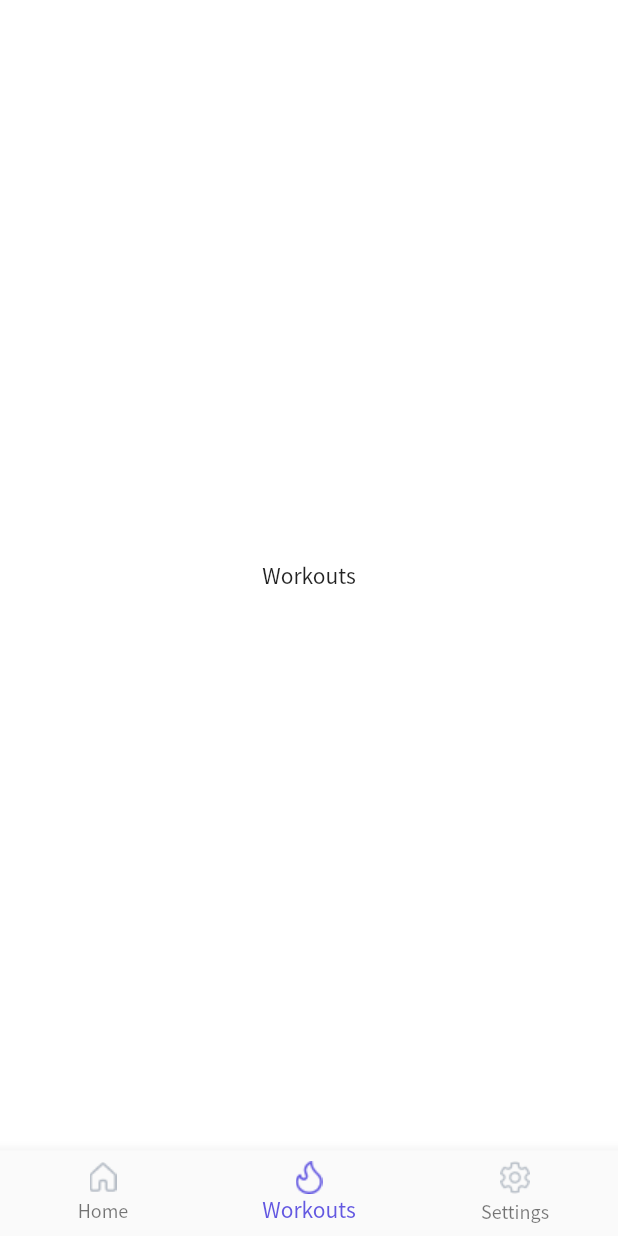
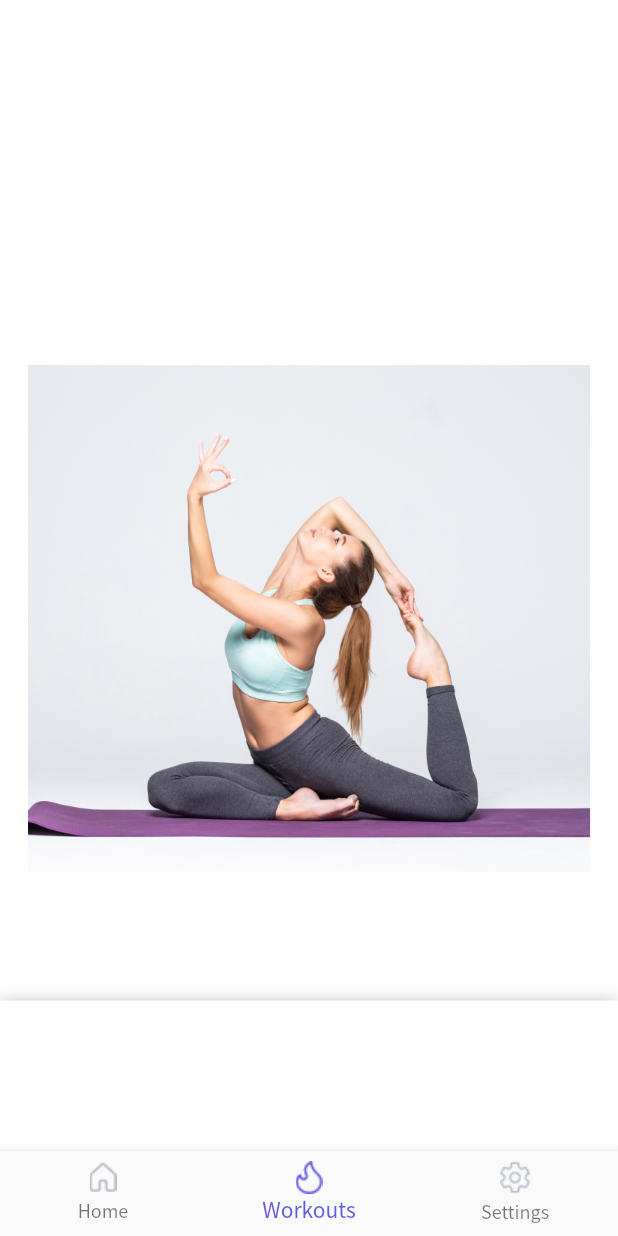
Before and after one commit to perpetio/fitness, a Flutter app: the TabBarPage screen opened directly, item 2 of the bottom bar chosen, on a phone screen of 412 x 824 dp. Run offline on Flutter 3.47's test engine with Material 2 defaults, Android fonts, the phone set to English and light mode, and no system bars; drawn by our look-alikes of sliding_up_panel; our stand-ins replace bloc, dots_indicator, firebase_auth, firebase_core, flutter_bloc, percent_indicator; accounts and stored records are empty.

Commit message:
[FT-10] Sliding up panel added

```diff
--- a/lib/core/const/path_constants.dart
+++ b/lib/core/const/path_constants.dart
@@ -20,4 +20,7 @@ class PathConstants {
   static const String cardio = 'assets/images/home/cardio.png';
   static const String arms = 'assets/images/home/arms.png';
   static const String progress = 'assets/icons/home/progress.png';
+
+  // Workout Details
+  static const String yogaWorkout = 'assets/images/workout/yoga_workout.png';
 }
--- a/lib/screens/tab_bar/page/tab_bar_page.dart
+++ b/lib/screens/tab_bar/page/tab_bar_page.dart
@@ -5,6 +5,7 @@ import 'package:fitness_flutter/core/service/auth_service.dart';
 import 'package:fitness_flutter/screens/home/page/home_page.dart';
 import 'package:fitness_flutter/screens/sign_in/page/sign_in_page.dart';
 import 'package:fitness_flutter/screens/tab_bar/bloc/tab_bar_bloc.dart';
+import 'package:fitness_flutter/screens/workout_details_screen.dart/page/workout_details_page.dart';
 import 'package:flutter/material.dart';
 import 'package:flutter_bloc/flutter_bloc.dart';
 
@@ -67,11 +68,7 @@ class TabBarPage extends StatelessWidget {
   Widget _createBody(BuildContext context, int index) {
     final children = [
       HomePage(),
-      Scaffold(
-        body: Center(
-          child: Text("Workouts"),
-        ),
-      ),
+      WorkoutDetailsPage(),
       Scaffold(
         body: Center(
           child: RawMaterialButton(
--- /dev/null
+++ b/lib/screens/workout_details_screen.dart/bloc/workoutdetails_event.dart
@@ -0,0 +1,4 @@
+part of 'workoutdetails_bloc.dart';
+
+@immutable
+abstract class WorkoutdetailsEvent {}
--- /dev/null
+++ b/lib/screens/workout_details_screen.dart/bloc/workoutdetails_state.dart
@@ -0,0 +1,6 @@
+part of 'workoutdetails_bloc.dart';
+
+@immutable
+abstract class WorkoutdetailsState {}
+
+class WorkoutdetailsInitial extends WorkoutdetailsState {}
--- /dev/null
+++ b/lib/screens/workout_details_screen.dart/page/workout_details_page.dart
@@ -0,0 +1,13 @@
+import 'package:fitness_flutter/screens/workout_details_screen.dart/widget/workout_details_content.dart';
+import 'package:flutter/material.dart';
+
+class WorkoutDetailsPage extends StatelessWidget {
+  const WorkoutDetailsPage({Key? key}) : super(key: key);
+
+  @override
+  Widget build(BuildContext context) {
+    return Scaffold(
+      body: WorkoutDetailsContent(),
+    );
+  }
+}
--- /dev/null
+++ b/lib/screens/workout_details_screen.dart/widget/workout_details_content.dart
@@ -0,0 +1,27 @@
+import 'package:fitness_flutter/core/const/color_constants.dart';
+import 'package:fitness_flutter/core/const/path_constants.dart';
+import 'package:flutter/material.dart';
+import 'package:sliding_up_panel/sliding_up_panel.dart';
+
+class WorkoutDetailsContent extends StatelessWidget {
+  const WorkoutDetailsContent({Key? key}) : super(key: key);
+
+  @override
+  Widget build(BuildContext context) {
+    return Container(
+      height: double.infinity,
+      width: double.infinity,
+      color: ColorConstants.white,
+      child: SlidingUpPanel(
+        panel: Center(
+          child: Text('Center'),
+        ),
+        body: Positioned(
+          child: Image.asset(PathConstants.yogaWorkout),
+          top: 0,
+        ),
+        // borderRadius: BorderRadius.only(topLeft: Radius., topRight: ),
+      ),
+    );
+  }
+}
--- a/pubspec.yaml
+++ b/pubspec.yaml
@@ -40,6 +40,9 @@ dependencies:
   # Percent circle
   percent_indicator: ^3.0.1
 
+  # Workout Details sliding up panel
+  sliding_up_panel: ^2.0.0+1
+
 dev_dependencies:
   flutter_test:
     sdk: flutter
@@ -58,6 +61,7 @@ flutter:
     - assets/images/onboarding/
     - assets/images/auth/
     - assets/images/home/
+    - assets/images/workout/
 
   # An image asset can refer to one or more resolution-specific "variants", see
   # https://flutter.dev/assets-and-images/#resolution-aware.
```
Also changed, not shown: lib/screens/workout_details_screen.dart/bloc/workoutdetails_bloc.dart (added, +17 -0 lines), assets/images/workout/2.0x/yoga_workout.png (added), assets/images/workout/3.0x/yoga_workout.png (added), assets/images/workout/yoga_workout.png (added), pubspec.lock.
